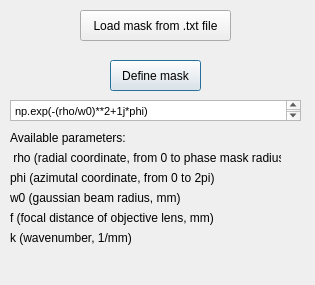
Qt form PyFocus/mask_selection.ui (fcaprile/PyFocus) before a commit.
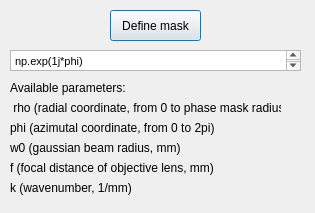
The same form after that commit.

What changed in the file:
```diff
--- a/PyFocus/mask_selection.ui
+++ b/PyFocus/mask_selection.ui
@@ -7,7 +7,7 @@
     <x>0</x>
     <y>0</y>
     <width>315</width>
-    <height>285</height>
+    <height>213</height>
    </rect>
   </property>
   <property name="windowTitle">
@@ -17,7 +17,7 @@
    <property name="geometry">
     <rect>
      <x>10</x>
-     <y>150</y>
+     <y>100</y>
      <width>271</width>
      <height>16</height>
     </rect>
@@ -30,7 +30,7 @@
    <property name="geometry">
     <rect>
      <x>10</x>
-     <y>130</y>
+     <y>80</y>
      <width>161</width>
      <height>16</height>
     </rect>
@@ -43,7 +43,7 @@
    <property name="geometry">
     <rect>
      <x>10</x>
-     <y>190</y>
+     <y>140</y>
      <width>181</width>
      <height>16</height>
     </rect>
@@ -56,7 +56,7 @@
    <property name="geometry">
     <rect>
      <x>10</x>
-     <y>210</y>
+     <y>160</y>
      <width>241</width>
      <height>16</height>
     </rect>
@@ -69,7 +69,7 @@
    <property name="geometry">
     <rect>
      <x>10</x>
-     <y>230</y>
+     <y>180</y>
      <width>141</width>
      <height>16</height>
     </rect>
@@ -82,7 +82,7 @@
    <property name="geometry">
     <rect>
      <x>10</x>
-     <y>100</y>
+     <y>50</y>
      <width>291</width>
      <height>21</height>
     </rect>
@@ -92,14 +92,14 @@
 &lt;html&gt;&lt;head&gt;&lt;meta name=&quot;qrichtext&quot; content=&quot;1&quot; /&gt;&lt;style type=&quot;text/css&quot;&gt;
 p, li { white-space: pre-wrap; }
 &lt;/style&gt;&lt;/head&gt;&lt;body style=&quot; font-family:'MS Shell Dlg 2'; font-size:8.25pt; font-weight:400; font-style:normal;&quot;&gt;
-&lt;p style=&quot; margin-top:0px; margin-bottom:0px; margin-left:0px; margin-right:0px; -qt-block-indent:0; text-indent:0px;&quot;&gt;np.exp(-(rho/w0)**2+1j*phi)&lt;/p&gt;&lt;/body&gt;&lt;/html&gt;</string>
+&lt;p style=&quot; margin-top:0px; margin-bottom:0px; margin-left:0px; margin-right:0px; -qt-block-indent:0; text-indent:0px;&quot;&gt;np.exp(1j*phi)&lt;/p&gt;&lt;/body&gt;&lt;/html&gt;</string>
    </property>
   </widget>
   <widget class="QPushButton" name="pushButton">
    <property name="geometry">
     <rect>
      <x>110</x>
-     <y>60</y>
+     <y>10</y>
      <width>91</width>
      <height>31</height>
     </rect>
@@ -108,24 +108,11 @@
     <string>Define mask</string>
    </property>
   </widget>
-  <widget class="QPushButton" name="pushButton_2">
-   <property name="geometry">
-    <rect>
-     <x>80</x>
-     <y>10</y>
-     <width>151</width>
-     <height>31</height>
-    </rect>
-   </property>
-   <property name="text">
-    <string>Load mask from .txt file</string>
-   </property>
-  </widget>
   <widget class="QLabel" name="label">
    <property name="geometry">
     <rect>
      <x>10</x>
-     <y>170</y>
+     <y>120</y>
      <width>301</width>
      <height>16</height>
     </rect>
```
Left out of the diff: 2 changed lines with no effect on the pictures.
